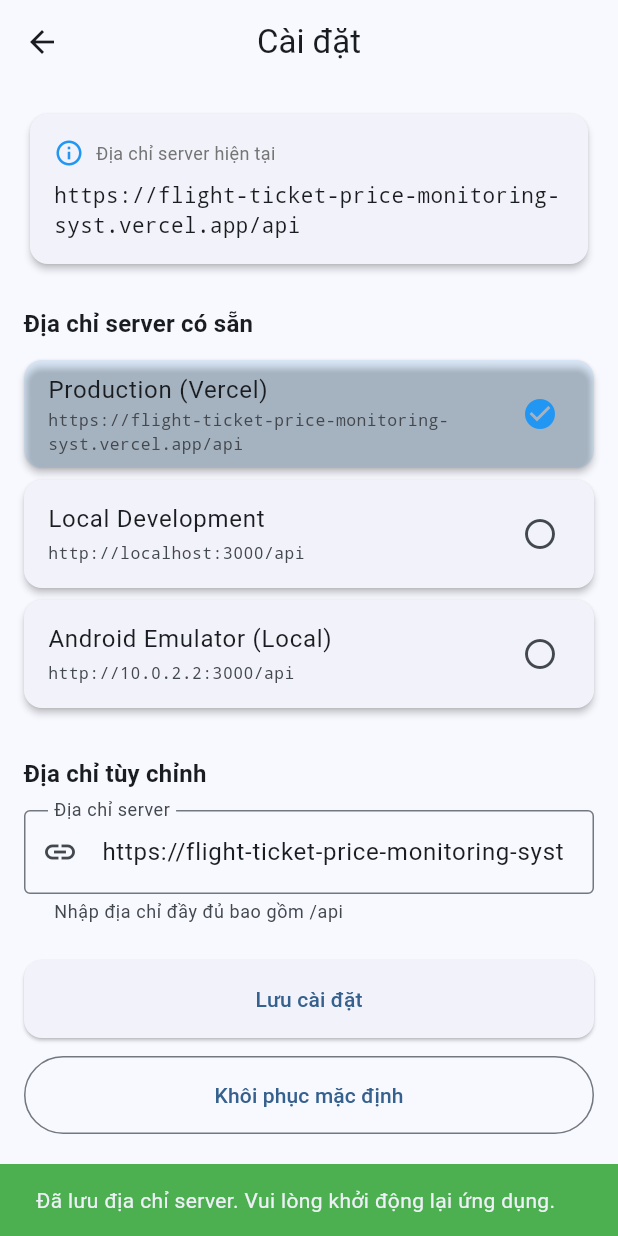
After one commit to minhduc074/flight-ticket-price-monitoring-system, a Flutter app: the SettingsScreen screen opened by its route, after a tap on "Lưu cài đặt", on a phone screen of 412 x 824 dp. The commit adds this screen. Run offline on Flutter 3.47's test engine with Material 3 defaults, Android fonts, the phone set to English and light mode, and no system bars; our stand-ins replace dropdown_search, firebase_core, firebase_messaging, flutter_local_notifications, shared_preferences, table_calendar; accounts and stored records are empty; network calls fail.

Commit message:
feat: add settings screen for server URL configuration and update app to use dynamic server URL

```diff
--- a/client/lib/config/app_config.dart
+++ b/client/lib/config/app_config.dart
@@ -1,10 +1,23 @@
+import 'package:shared_preferences/shared_preferences.dart';
+
 class AppConfig {
-  // Production server URL
-  static const String baseUrl = 'https://flight-ticket-price-monitoring-syst.vercel.app/api';
+  // Default production server URL
+  static const String defaultBaseUrl =
+      'https://flight-ticket-price-monitoring-syst.vercel.app/api';
 
-  // For local development, uncomment one of these:
-  // static const String baseUrl = 'http://10.0.2.2:3000/api'; // Android emulator
-  // static const String baseUrl = 'http://localhost:3000/api'; // iOS simulator
+  // For backwards compatibility
+  static const String baseUrl = defaultBaseUrl;
+
+  // Get custom server URL from SharedPreferences, or return default
+  static Future<String> getServerUrl() async {
+    try {
+      final prefs = await SharedPreferences.getInstance();
+      final customUrl = prefs.getString('custom_server_url');
+      return customUrl ?? defaultBaseUrl;
+    } catch (e) {
+      return defaultBaseUrl;
+    }
+  }
 
   static const Duration connectionTimeout = Duration(seconds: 30);
   static const Duration receiveTimeout = Duration(seconds: 30);
--- a/client/lib/main.dart
+++ b/client/lib/main.dart
@@ -13,6 +13,7 @@ import 'screens/register_screen.dart';
 import 'screens/home_screen.dart';
 import 'screens/search_flights_screen.dart';
 import 'screens/subscription_detail_screen.dart';
+import 'screens/settings_screen.dart';
 
 // Background message handler
 @pragma('vm:entry-point')
@@ -102,6 +103,7 @@ class MyApp extends StatelessWidget {
           '/register': (context) => const RegisterScreen(),
           '/home': (context) => const HomeScreen(),
           '/search-flights': (context) => const SearchFlightsScreen(),
+          '/settings': (context) => const SettingsScreen(),
         },
         onGenerateRoute: (settings) {
           if (settings.name == '/subscription-detail') {
--- a/client/lib/screens/home_screen.dart
+++ b/client/lib/screens/home_screen.dart
@@ -71,6 +71,12 @@ class _HomeScreenState extends State<HomeScreen> {
       appBar: AppBar(
         title: Text('Fly Ticket Monitor'),
         actions: [
+          IconButton(
+            icon: Icon(Icons.settings),
+            onPressed: () {
+              Navigator.pushNamed(context, '/settings');
+            },
+          ),
           IconButton(
             icon: Icon(Icons.logout),
             onPressed: _logout,
--- a/client/lib/screens/screens.dart
+++ b/client/lib/screens/screens.dart
@@ -4,3 +4,4 @@ export 'register_screen.dart';
 export 'home_screen.dart';
 export 'search_flights_screen.dart';
 export 'subscription_detail_screen.dart';
+export 'settings_screen.dart';
--- /dev/null
+++ b/client/lib/screens/settings_screen.dart
@@ -0,0 +1,309 @@
+import 'package:flutter/material.dart';
+import 'package:shared_preferences/shared_preferences.dart';
+import '../config/app_config.dart';
+
+class SettingsScreen extends StatefulWidget {
+  const SettingsScreen({super.key});
+
+  @override
+  State<SettingsScreen> createState() => _SettingsScreenState();
+}
+
+class _SettingsScreenState extends State<SettingsScreen> {
+  final _formKey = GlobalKey<FormState>();
+  final _serverUrlController = TextEditingController();
+  bool _isLoading = true;
+  String _currentUrl = '';
+
+  final List<Map<String, String>> _presetUrls = [
+    {
+      'name': 'Production (Vercel)',
+      'url': 'https://flight-ticket-price-monitoring-syst.vercel.app/api',
+    },
+    {
+      'name': 'Local Development',
+      'url': 'http://localhost:3000/api',
+    },
+    {
+      'name': 'Android Emulator (Local)',
+      'url': 'http://10.0.2.2:3000/api',
+    },
+  ];
+
+  @override
+  void initState() {
+    super.initState();
+    _loadCurrentUrl();
+  }
+
+  @override
+  void dispose() {
+    _serverUrlController.dispose();
+    super.dispose();
+  }
+
+  Future<void> _loadCurrentUrl() async {
+    final prefs = await SharedPreferences.getInstance();
+    final customUrl = prefs.getString('custom_server_url');
+
+    setState(() {
+      _currentUrl = customUrl ?? AppConfig.baseUrl;
+      _serverUrlController.text = _currentUrl;
+      _isLoading = false;
+    });
+  }
+
+  Future<void> _saveServerUrl(String url) async {
+    if (!_formKey.currentState!.validate()) {
+      return;
+    }
+
+    setState(() {
+      _isLoading = true;
+    });
+
+    try {
+      final prefs = await SharedPreferences.getInstance();
+      await prefs.setString('custom_server_url', url);
+
+      setState(() {
+        _currentUrl = url;
+        _isLoading = false;
+      });
+
+      if (mounted) {
+        ScaffoldMessenger.of(context).showSnackBar(
+          SnackBar(
+            content: Text('Đã lưu địa chỉ server. Vui lòng khởi động lại ứng dụng.'),
+            backgroundColor: Colors.green,
+            duration: Duration(seconds: 3),
+          ),
+        );
+      }
+    } catch (e) {
+      setState(() {
+        _isLoading = false;
+      });
+
+      if (mounted) {
+        ScaffoldMessenger.of(context).showSnackBar(
+          SnackBar(
+            content: Text('Lỗi khi lưu cài đặt: $e'),
+            backgroundColor: Colors.red,
+          ),
+        );
+      }
+    }
+  }
+
+  Future<void> _resetToDefault() async {
+    final confirmed = await showDialog<bool>(
+      context: context,
+      builder: (context) => AlertDialog(
+        title: Text('Khôi phục mặc định'),
+        content: Text('Bạn có chắc muốn khôi phục địa chỉ server về mặc định?'),
+        actions: [
+          TextButton(
+            onPressed: () => Navigator.pop(context, false),
+            child: Text('Hủy'),
+          ),
+          TextButton(
+            onPressed: () => Navigator.pop(context, true),
+            child: Text('Khôi phục'),
+          ),
+        ],
+      ),
+    );
+
+    if (confirmed == true) {
+      final prefs = await SharedPreferences.getInstance();
+      await prefs.remove('custom_server_url');
+
+      setState(() {
+        _currentUrl = AppConfig.baseUrl;
+        _serverUrlController.text = _currentUrl;
+      });
+
+      if (mounted) {
+        ScaffoldMessenger.of(context).showSnackBar(
+          SnackBar(
+            content: Text('Đã khôi phục về địa chỉ mặc định'),
+            backgroundColor: Colors.green,
+          ),
+        );
+      }
+    }
+  }
+
+  void _selectPresetUrl(String url) {
+    setState(() {
+      _serverUrlController.text = url;
+    });
+  }
+
+  @override
+  Widget build(BuildContext context) {
+    return Scaffold(
+      appBar: AppBar(
+        title: Text('Cài đặt'),
+      ),
+      body: _isLoading
+          ? Center(child: CircularProgressIndicator())
+          : SingleChildScrollView(
+              padding: const EdgeInsets.all(16),
+              child: Form(
+                key: _formKey,
+                child: Column(
+                  crossAxisAlignment: CrossAxisAlignment.stretch,
+                  children: [
+                    // Current URL Display
+                    Card(
+                      child: Padding(
+                        padding: const EdgeInsets.all(16),
+                        child: Column(
+                          crossAxisAlignment: CrossAxisAlignment.start,
+                          children: [
+                            Row(
+                              children: [
+                                Icon(
+                                  Icons.info_outline,
+                                  color: Colors.blue,
+                                  size: 20,
+                                ),
+                                SizedBox(width: 8),
+                                Text(
+                                  'Địa chỉ server hiện tại',
+                                  style: TextStyle(
+                                    fontSize: 12,
+                                    color: Colors.grey[600],
+                                  ),
+                                ),
+                              ],
+                            ),
+                            SizedBox(height: 8),
+                            Text(
+                              _currentUrl,
+                              style: TextStyle(
+                                fontWeight: FontWeight.w500,
+                                fontFamily: 'monospace',
+                              ),
+                            ),
+                          ],
+                        ),
+                      ),
+                    ),
+                    SizedBox(height: 24),
+
+                    // Preset URLs
+                    Text(
+                      'Địa chỉ server có sẵn',
+                      style: Theme.of(context).textTheme.titleMedium?.copyWith(
+                            fontWeight: FontWeight.bold,
+                          ),
+                    ),
+                    SizedBox(height: 12),
+                    ..._presetUrls.map((preset) {
+                      final isSelected = _serverUrlController.text == preset['url'];
+                      return Card(
+                        margin: EdgeInsets.only(bottom: 8),
+                        color: isSelected ? Colors.blue.withOpacity(0.1) : null,
+                        child: ListTile(
+                          title: Text(preset['name']!),
+                          subtitle: Text(
+                            preset['url']!,
+                            style: TextStyle(
+                              fontFamily: 'monospace',
+                              fontSize: 11,
+                            ),
+                          ),
+                          trailing: isSelected
+                              ? Icon(Icons.check_circle, color: Colors.blue)
+                              : Icon(Icons.radio_button_unchecked),
+                          onTap: () => _selectPresetUrl(preset['url']!),
+                        ),
+                      );
+                    }).toList(),
+                    SizedBox(height: 24),
+
+                    // Custom URL Input
+                    Text(
+                      'Địa chỉ tùy chỉnh',
+                      style: Theme.of(context).textTheme.titleMedium?.copyWith(
+                            fontWeight: FontWeight.bold,
+                          ),
+                    ),
+                    SizedBox(height: 12),
+                    TextFormField(
+                      controller: _serverUrlController,
+                      decoration: InputDecoration(
+                        labelText: 'Địa chỉ server',
+                        hintText: 'https://your-server.com/api',
+                        prefixIcon: Icon(Icons.link),
+                        border: OutlineInputBorder(),
+                        helperText: 'Nhập địa chỉ đầy đủ bao gồm /api',
+                      ),
+                      validator: (value) {
+                        if (value == null || value.isEmpty) {
+                          return 'Vui lòng nhập địa chỉ server';
+                        }
+                        if (!value.startsWith('http://') &&
+                            !value.startsWith('https://')) {
+                          return 'Địa chỉ phải bắt đầu bằng http:// hoặc https://';
+                        }
+                        return null;
+                      },
+                    ),
+                    SizedBox(height: 24),
+
+                    // Action Buttons
+                    ElevatedButton(
+                      onPressed: () => _saveServerUrl(_serverUrlController.text),
+                      style: ElevatedButton.styleFrom(
+                        padding: EdgeInsets.symmetric(vertical: 16),
+                      ),
+                      child: Text('Lưu cài đặt'),
+                    ),
+                    SizedBox(height: 12),
+                    OutlinedButton(
+                      onPressed: _resetToDefault,
+                      style: OutlinedButton.styleFrom(
+                        padding: EdgeInsets.symmetric(vertical: 16),
+                      ),
+                      child: Text('Khôi phục mặc định'),
+                    ),
+                    SizedBox(height: 24),
+
+                    // Warning
+                    Card(
+                      color: Colors.orange.withOpacity(0.1),
+                      child: Padding(
+                        padding: const EdgeInsets.all(16),
+                        child: Row(
+                          crossAxisAlignment: CrossAxisAlignment.start,
+                          children: [
+                            Icon(
+                              Icons.warning_amber,
+                              color: Colors.orange,
+                              size: 20,
+                            ),
+                            SizedBox(width: 12),
+                            Expanded(
+                              child: Text(
+                                'Lưu ý: Sau khi thay đổi địa chỉ server, bạn cần khởi động lại ứng dụng để áp dụng thay đổi.',
+                                style: TextStyle(
+                                  fontSize: 13,
+                                  color: Colors.orange[900],
+                                ),
+                              ),
+                            ),
+                          ],
+                        ),
+                      ),
+                    ),
+                  ],
+                ),
+              ),
+            ),
+    );
+  }
+}
```
Also changed, not shown: client/lib/screens/login_screen.dart (+16 -4 lines), client/lib/services/api_service.dart (+16 -4 lines), 1 other file.
